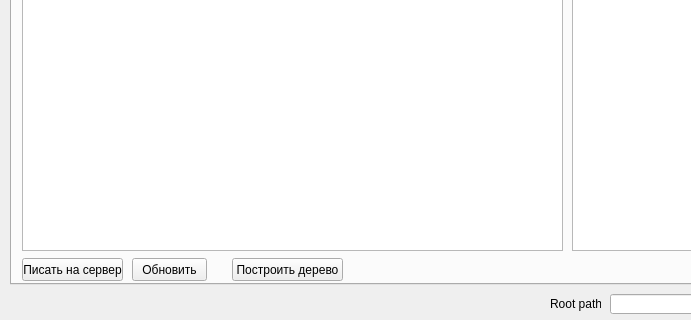
The window that Socket_Client_v5/Dialogs/MainForm.ui (Balog/Synchonization) describes before a commit, drawn with Qt 5; both pictures show x 0 to 691 and y 526 to 846 of the 1076 by 846 pixel window.
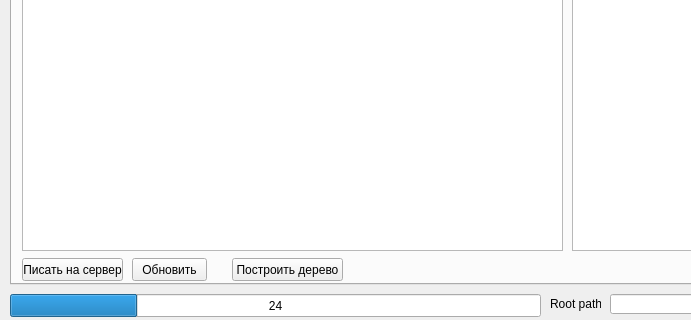
The same window after the commit.

What changed in the file:
```diff
--- a/Socket_Client_v5/Dialogs/MainForm.ui
+++ b/Socket_Client_v5/Dialogs/MainForm.ui
@@ -748,6 +748,22 @@
     <string>Выход</string>
    </property>
   </widget>
+  <widget class="QProgressBar" name="progressBar">
+   <property name="geometry">
+    <rect>
+     <x>10</x>
+     <y>820</y>
+     <width>531</width>
+     <height>23</height>
+    </rect>
+   </property>
+   <property name="value">
+    <number>24</number>
+   </property>
+   <property name="format">
+    <string>%v</string>
+   </property>
+  </widget>
  </widget>
  <resources/>
  <connections>
```
